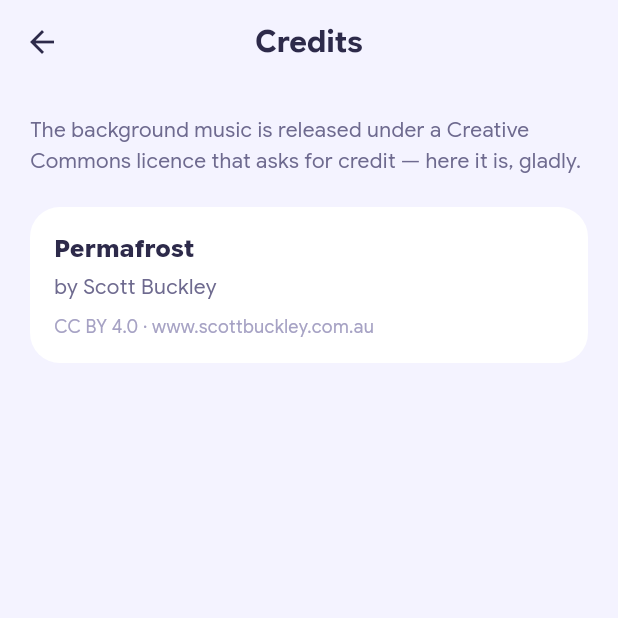
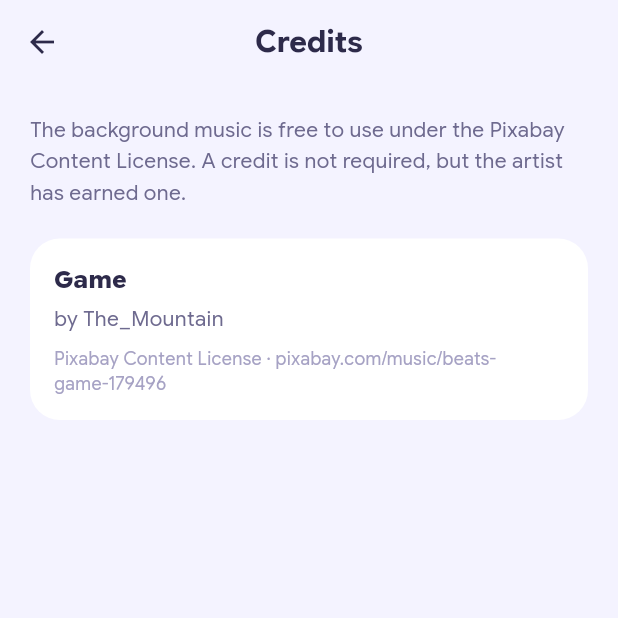
Before and after one commit to abhiabhi94/arrow-game, a Flutter app: the CreditsScreen screen opened directly, on a phone screen of 412 x 824 dp, the top half of it. Run offline on Flutter 3.47's test engine with Material 3 defaults, Android fonts, the phone set to English and light mode, and no system bars; our stand-ins replace audioplayers, confetti, flutter_animate, flutter_riverpod, shared_preferences; accounts and stored records are empty.

Commit message:
Switch the background music to "Game" by The_Mountain
Replaces "Permafrost" with the Pixabay track (Pixabay Content License,
credited on the Credits screen with a link to the source page). The
credits intro no longer claims a licence that requires attribution.

Co-Authored-By: Claude Fable 5.1 <noreply@anthropic.com>
Claude-Session: https://claude.ai/code/session_01PNZu3HoxYoiT9asK2tBsL1

```diff
--- a/lib/data/audio_credits.dart
+++ b/lib/data/audio_credits.dart
@@ -1,5 +1,5 @@
-/// Attribution entries for bundled background music (CC-BY requires crediting
-/// each track).
+/// Attribution entries for bundled background music. The Pixabay Content
+/// License does not require a credit, but the artist deserves one anyway.
 library;
 
 class TrackCredit {
@@ -16,14 +16,12 @@ class TrackCredit {
   final String sourceUrl;
 }
 
-/// The bundled tracks and their attributions. The artist's required credit line
-/// is: "'Permafrost' by Scott Buckley - released under CC-BY 4.0.
-/// www.scottbuckley.com.au".
+/// The bundled tracks and their attributions.
 const List<TrackCredit> audioCredits = <TrackCredit>[
   TrackCredit(
-    title: 'Permafrost',
-    artist: 'Scott Buckley',
-    license: 'CC BY 4.0',
-    sourceUrl: 'www.scottbuckley.com.au',
+    title: 'Game',
+    artist: 'The_Mountain',
+    license: 'Pixabay Content License',
+    sourceUrl: 'pixabay.com/music/beats-game-179496',
   ),
 ];
--- a/lib/l10n/app_en.arb
+++ b/lib/l10n/app_en.arb
@@ -122,7 +122,7 @@
   "howToPlayBody": "Replay the two-minute walkthrough",
   "settingsCredits": "Music credits",
   "creditsTitle": "Credits",
-  "creditsIntro": "The background music is released under a Creative Commons licence that asks for credit — here it is, gladly.",
+  "creditsIntro": "The background music is free to use under the Pixabay Content License. A credit is not required, but the artist has earned one.",
   "creditsBy": "by {artist}",
   "@creditsBy": { "placeholders": { "artist": { "type": "String" } } },
   "settingsResetProgress": "Reset progress",
--- a/lib/l10n/app_localizations.dart
+++ b/lib/l10n/app_localizations.dart
@@ -697,7 +697,7 @@ abstract class AppLocalizations {
   /// No description provided for @creditsIntro.
   ///
   /// In en, this message translates to:
-  /// **'The background music is released under a Creative Commons licence that asks for credit — here it is, gladly.'**
+  /// **'The background music is free to use under the Pixabay Content License. A credit is not required, but the artist has earned one.'**
   String get creditsIntro;
 
   /// No description provided for @creditsBy.
--- a/lib/l10n/app_localizations_en.dart
+++ b/lib/l10n/app_localizations_en.dart
@@ -337,7 +337,7 @@ class AppLocalizationsEn extends AppLocalizations {
 
   @override
   String get creditsIntro =>
-      'The background music is released under a Creative Commons licence that asks for credit — here it is, gladly.';
+      'The background music is free to use under the Pixabay Content License. A credit is not required, but the artist has earned one.';
 
   @override
   String creditsBy(String artist) {
--- a/lib/screens/credits_screen.dart
+++ b/lib/screens/credits_screen.dart
@@ -4,7 +4,7 @@ import '../data/audio_credits.dart';
 import '../l10n/app_localizations.dart';
 import '../ui/colors.dart';
 
-/// Lists music attributions (required by the CC-BY licence).
+/// Lists music attributions.
 class CreditsScreen extends StatelessWidget {
   const CreditsScreen({super.key, this.credits = audioCredits});
 
--- a/lib/services/audio_service.dart
+++ b/lib/services/audio_service.dart
@@ -11,9 +11,9 @@ import 'package:flutter_riverpod/flutter_riverpod.dart';
 import '../models/settings.dart';
 
 /// The bundled looping track, relative to `assets/` (audioplayers' AssetSource
-/// prefixes that itself). "Permafrost" by Scott Buckley, CC-BY 4.0 — see
-/// `lib/data/audio_credits.dart`.
-const String kBackgroundTrack = 'audio/permafrost.mp3';
+/// prefixes that itself). "Game" by The_Mountain, Pixabay Content License —
+/// see `lib/data/audio_credits.dart`.
+const String kBackgroundTrack = 'audio/game.mp3';
 
 /// Minimal audio operations the service needs.
 abstract class AudioBackend {
```
Also changed, not shown: 5 other files.
